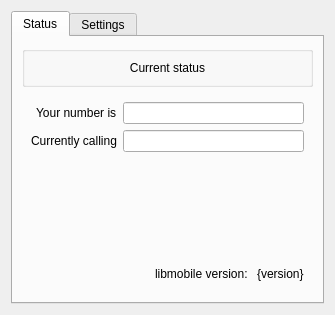
The window that src/platform/qt/MobileAdapterView.ui (zenaror/mgba) describes before a commit, drawn with Qt 5.
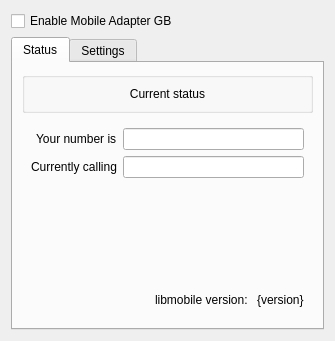
The same window after the commit.

Commit message: Qt: Can close mgba screen now

Diff of the .ui file:
```diff
--- a/src/platform/qt/MobileAdapterView.ui
+++ b/src/platform/qt/MobileAdapterView.ui
@@ -6,6 +6,13 @@
    <string>Mobile Game Boy Adapter</string>
   </property>
   <layout class="QVBoxLayout" name="verticalLayout">
+   <item>
+    <widget class="QCheckBox" name="enableAdapter">
+     <property name="text">
+      <string>Enable Mobile Adapter GB</string>
+     </property>
+    </widget>
+   </item>
    <item>
     <widget class="QTabWidget" name="tabWidget">
      <property name="currentIndex">
```
The commit also changes 4 other files.
